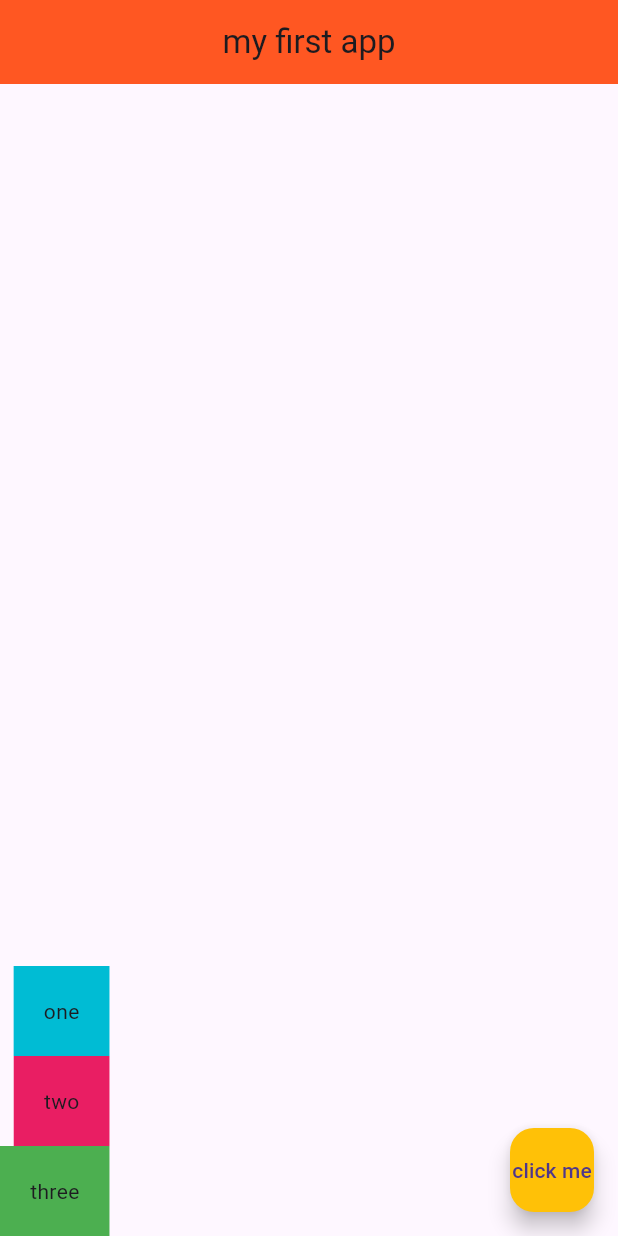
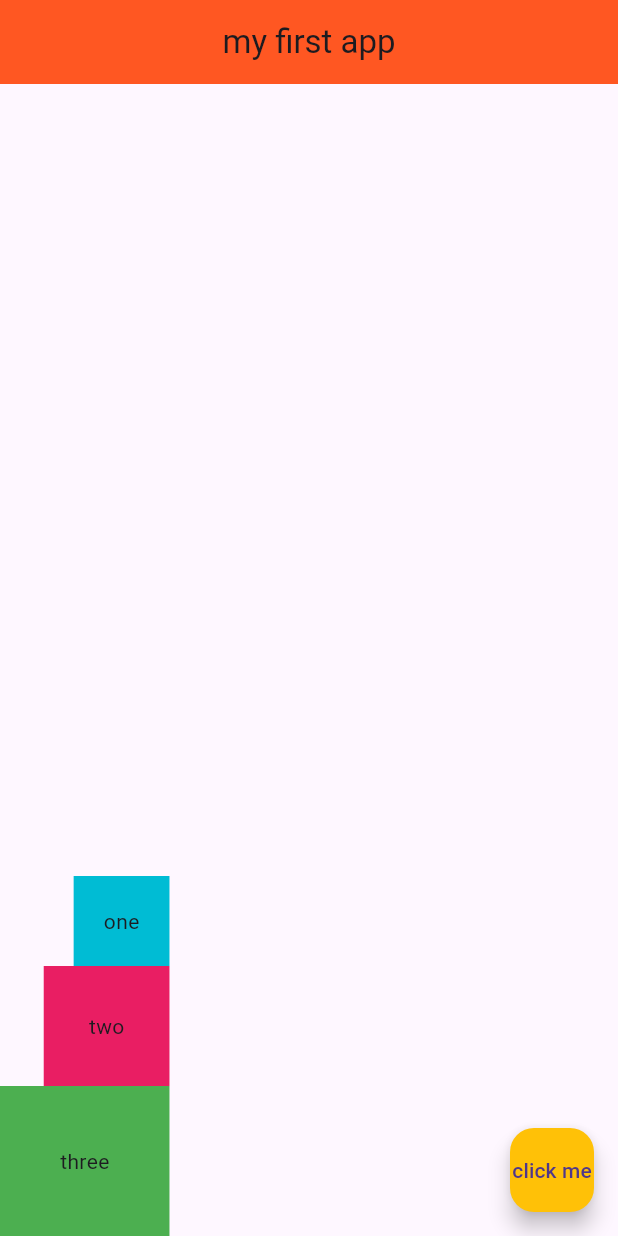
Before and after one commit to better-adapted/flutter_app_demo, a Flutter app: the screen it shows after launch, on a phone screen of 412 x 824 dp. Run offline on Flutter 3.47's test engine with Material 3 defaults, Android fonts, the phone set to English and light mode, and no system bars.

Commit message:
better sizes

```diff
--- a/lib/main.dart
+++ b/lib/main.dart
@@ -26,12 +26,12 @@ class Home extends StatelessWidget {
             child: Text('one'),
           ),
           Container(
-            padding: EdgeInsets.all(20.0),
+            padding: EdgeInsets.all(30.0),
             color: Colors.pink,
             child: Text('two'),
           ),
           Container(
-            padding: EdgeInsets.all(20.0),
+            padding: EdgeInsets.all(40.0),
             color: Colors.green,
             child: Text('three'),
           )
```
